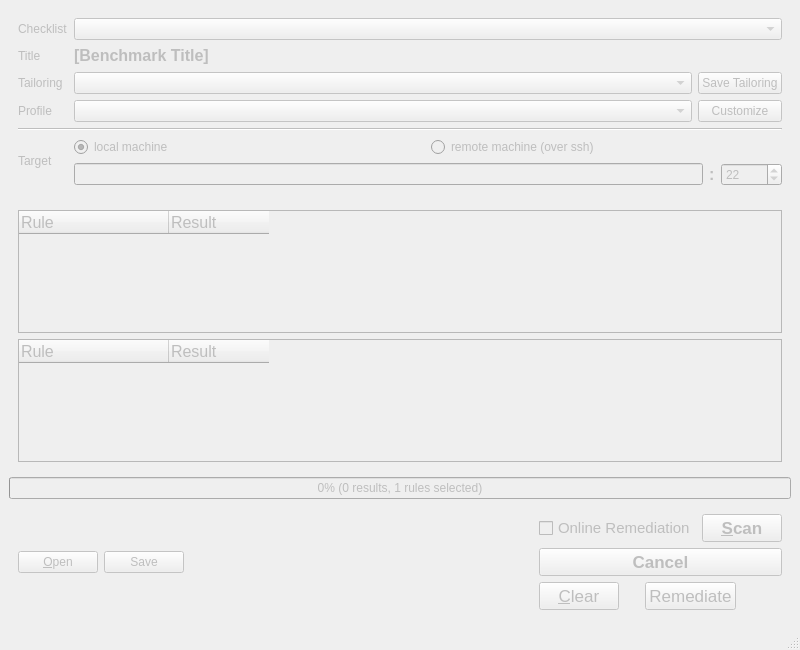
First picture: the form in ui/MainWindow.ui, repository OpenSCAP/scap-workbench, before the edit.
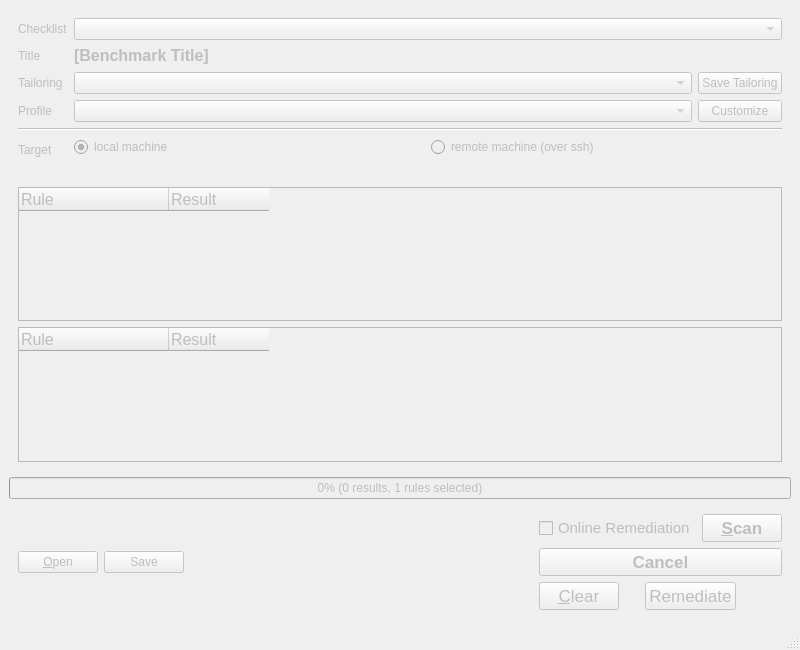
Second picture: the form after the edit. Custom widgets are drawn as their Qt base class.

Commit message:
[refactoring] Moved remote machine details into a separate widget
This is in preparation for the recent remote machines feature.

What changed in the file:
```diff
--- a/ui/MainWindow.ui
+++ b/ui/MainWindow.ui
@@ -70,50 +70,7 @@
            </widget>
           </item>
           <item>
-           <widget class="QWidget" name="remoteMachineDetails" native="true">
-            <layout class="QHBoxLayout" name="horizontalLayout_6">
-             <property name="margin">
-              <number>0</number>
-             </property>
-             <item>
-              <widget class="QLineEdit" name="remoteMachineHost">
-               <property name="toolTip">
-                <string>Use the format commonly accepted by ssh (username@host)</string>
-               </property>
-              </widget>
-             </item>
-             <item>
-              <widget class="QLabel" name="label_6">
-               <property name="font">
-                <font>
-                 <pointsize>12</pointsize>
-                 <weight>75</weight>
-                 <bold>true</bold>
-                </font>
-               </property>
-               <property name="text">
-                <string>:</string>
-               </property>
-              </widget>
-             </item>
-             <item>
-              <widget class="QSpinBox" name="remoteMachinePort">
-               <property name="toolTip">
-                <string>Port number</string>
-               </property>
-               <property name="minimum">
-                <number>1</number>
-               </property>
-               <property name="maximum">
-                <number>65535</number>
-               </property>
-               <property name="value">
-                <number>22</number>
-               </property>
-              </widget>
-             </item>
-            </layout>
-           </widget>
+           <widget class="RemoteMachineComboBox" name="remoteMachineDetails" native="true"/>
           </item>
          </layout>
         </widget>
@@ -502,6 +459,12 @@
    <header>ResultViewer.h</header>
    <container>1</container>
   </customwidget>
+  <customwidget>
+   <class>RemoteMachineComboBox</class>
+   <extends>QWidget</extends>
+   <header>RemoteMachineComboBox.h</header>
+   <container>1</container>
+  </customwidget>
  </customwidgets>
  <resources/>
  <connections>
```
The commit also changes 4 other files.
